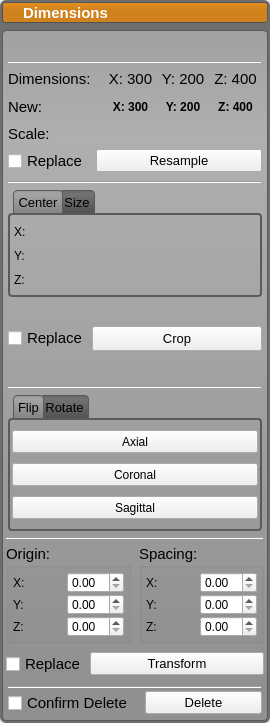
Qt form src/Interface/AppInterface/LayerGroupWidget.ui (SCIInstitute/Seg3D) before a commit.
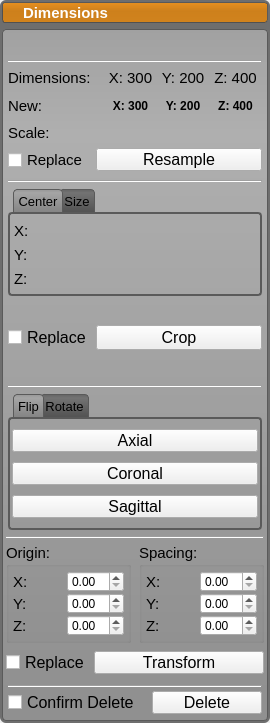
The same form after that commit. The open tabs and pages were chosen to show the change. Icons and pictures are not drawn.

Commit message: gui tweaks and now you cannot drag and drop when the group menus are open

Diff of the .ui file:
```diff
--- a/src/Interface/AppInterface/LayerGroupWidget.ui
+++ b/src/Interface/AppInterface/LayerGroupWidget.ui
@@ -911,7 +911,7 @@
                 </property>
                 <property name="font">
                  <font>
-                  <pointsize>10</pointsize>
+                  <pointsize>12</pointsize>
                  </font>
                 </property>
                 <property name="text">
@@ -969,7 +969,7 @@
                <number>0</number>
               </property>
               <property name="elideMode">
-               <enum>Qt::ElideNone</enum>
+               <enum>Qt::ElideRight</enum>
               </property>
               <widget class="QWidget" name="tab">
                <property name="minimumSize">
@@ -999,7 +999,7 @@
                 </property>
                 <item>
                  <widget class="QWidget" name="widget" native="true">
-                  <layout class="QHBoxLayout" name="horizontalLayout_11">
+                  <layout class="QVBoxLayout" name="horizontalLayout_11">
                    <property name="spacing">
                     <number>2</number>
                    </property>
@@ -1014,6 +1014,11 @@
                        <height>0</height>
                       </size>
                      </property>
+                     <property name="font">
+                      <font>
+                       <pointsize>11</pointsize>
+                      </font>
+                     </property>
                      <property name="text">
                       <string>X:</string>
                      </property>
@@ -1024,7 +1029,7 @@
                 </item>
                 <item>
                  <widget class="QWidget" name="widget_2" native="true">
-                  <layout class="QHBoxLayout" name="horizontalLayout_12">
+                  <layout class="QVBoxLayout" name="horizontalLayout_12">
                    <property name="spacing">
                     <number>2</number>
                    </property>
@@ -1039,6 +1044,11 @@
                        <height>0</height>
                       </size>
                      </property>
+                     <property name="font">
+                      <font>
+                       <pointsize>11</pointsize>
+                      </font>
+                     </property>
                      <property name="text">
                       <string>Y:</string>
                      </property>
@@ -1049,7 +1059,7 @@
                 </item>
                 <item>
                  <widget class="QWidget" name="widget_3" native="true">
-                  <layout class="QHBoxLayout" name="horizontalLayout_14">
+                  <layout class="QVBoxLayout" name="horizontalLayout_14">
                    <property name="spacing">
                     <number>2</number>
                    </property>
@@ -1064,6 +1074,11 @@
                        <height>0</height>
                       </size>
                      </property>
+                     <property name="font">
+                      <font>
+                       <pointsize>11</pointsize>
+                      </font>
+                     </property>
                      <property name="text">
                       <string>Z:</string>
                      </property>
@@ -1208,6 +1223,11 @@
                    <height>0</height>
                   </size>
                  </property>
+                 <property name="font">
+                  <font>
+                   <pointsize>12</pointsize>
+                  </font>
+                 </property>
                  <property name="toolTip">
                   <string>Check this box to replace the current layer with the cropped one</string>
                  </property>
@@ -1238,7 +1258,7 @@
                  </property>
                  <property name="font">
                   <font>
-                   <pointsize>10</pointsize>
+                   <pointsize>12</pointsize>
                   </font>
                  </property>
                  <property name="text">
@@ -1333,6 +1353,11 @@
                     <height>23</height>
                    </size>
                   </property>
+                  <property name="font">
+                   <font>
+                    <pointsize>12</pointsize>
+                   </font>
+                  </property>
                   <property name="text">
                    <string>Axial</string>
                   </property>
@@ -1358,6 +1383,11 @@
                     <height>23</height>
                    </size>
                   </property>
+                  <property name="font">
+                   <font>
+                    <pointsize>12</pointsize>
+                   </font>
+                  </property>
                   <property name="text">
                    <string>Coronal</string>
                   </property>
@@ -1383,6 +1413,11 @@
                     <height>23</height>
                    </size>
                   </property>
+                  <property name="font">
+                   <font>
+                    <pointsize>12</pointsize>
+                   </font>
+                  </property>
                   <property name="text">
                    <string>Sagittal</string>
                   </property>
@@ -1562,6 +1597,11 @@
                        <height>0</height>
                       </size>
                      </property>
+                     <property name="font">
+                      <font>
+                       <pointsize>11</pointsize>
+                      </font>
+                     </property>
                      <property name="text">
                       <string>X:</string>
                      </property>
@@ -1582,6 +1622,11 @@
                        <height>0</height>
                       </size>
                      </property>
+                     <property name="font">
+                      <font>
+                       <pointsize>11</pointsize>
+                      </font>
+                     </property>
                      <property name="text">
                       <string>Y:</string>
                      </property>
@@ -1602,6 +1647,11 @@
                        <height>0</height>
                       </size>
                      </property>
+                     <property name="font">
+                      <font>
+                       <pointsize>11</pointsize>
+                      </font>
+                     </property>
                      <property name="text">
                       <string>Z:</string>
                      </property>
@@ -1649,6 +1699,11 @@
                        <height>0</height>
                       </size>
                      </property>
+                     <property name="font">
+                      <font>
+                       <pointsize>11</pointsize>
+                      </font>
+                     </property>
                      <property name="text">
                       <string>X:</string>
                      </property>
@@ -1669,6 +1724,11 @@
                        <height>0</height>
                       </size>
                      </property>
+                     <property name="font">
+                      <font>
+                       <pointsize>11</pointsize>
+                      </font>
+                     </property>
                      <property name="text">
                       <string>Y:</string>
                      </property>
@@ -1689,6 +1749,11 @@
                        <height>0</height>
                       </size>
                      </property>
+                     <property name="font">
+                      <font>
+                       <pointsize>11</pointsize>
+                      </font>
+                     </property>
                      <property name="text">
                       <string>Z:</string>
                      </property>
@@ -1739,6 +1804,11 @@
                    <height>0</height>
                   </size>
                  </property>
+                 <property name="font">
+                  <font>
+                   <pointsize>12</pointsize>
+                  </font>
+                 </property>
                  <property name="toolTip">
                   <string>Check this box to replace the current layer with the transformed one</string>
                  </property>
@@ -1769,7 +1839,7 @@
                  </property>
                  <property name="font">
                   <font>
-                   <pointsize>10</pointsize>
+                   <pointsize>12</pointsize>
                   </font>
                  </property>
                  <property name="text">
@@ -1808,7 +1878,7 @@
                <widget class="QCheckBox" name="confirm_delete_checkbox_">
                 <property name="font">
                  <font>
-                  <pointsize>11</pointsize>
+                  <pointsize>12</pointsize>
                  </font>
                 </property>
                 <property name="text">
@@ -1832,7 +1902,7 @@
                 </property>
                 <property name="font">
                  <font>
-                  <pointsize>10</pointsize>
+                  <pointsize>12</pointsize>
                  </font>
                 </property>
                 <property name="text">
```
Left out of the diff: 34 changed lines with no effect on the pictures. The commit also changes 6 other files.
